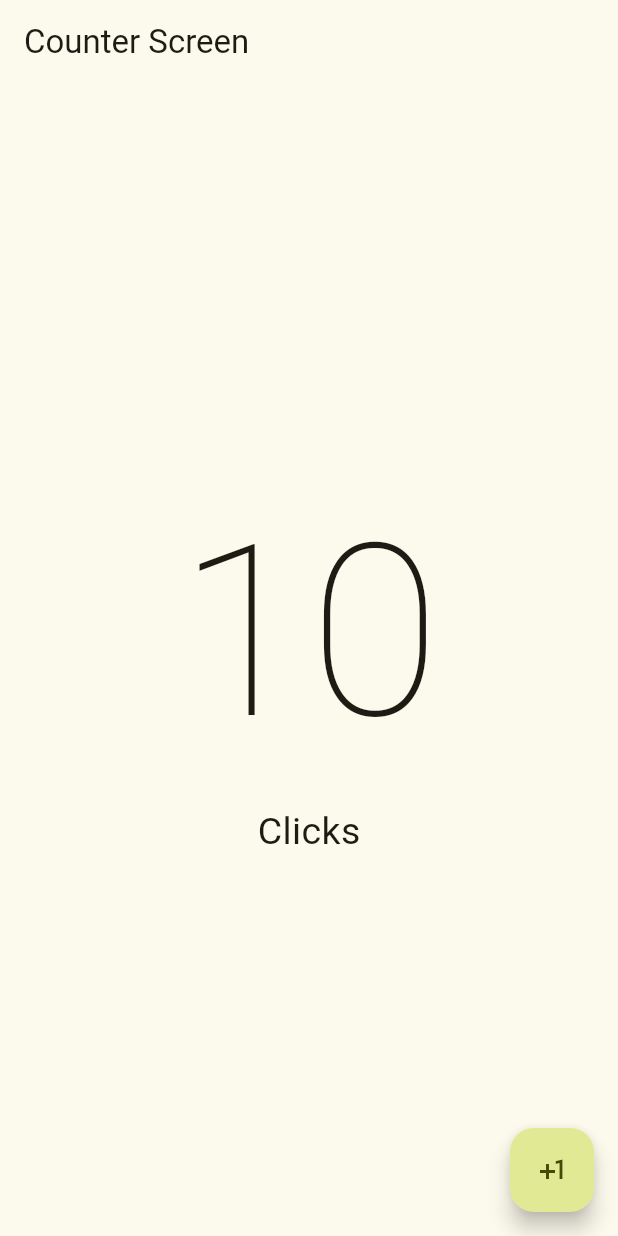
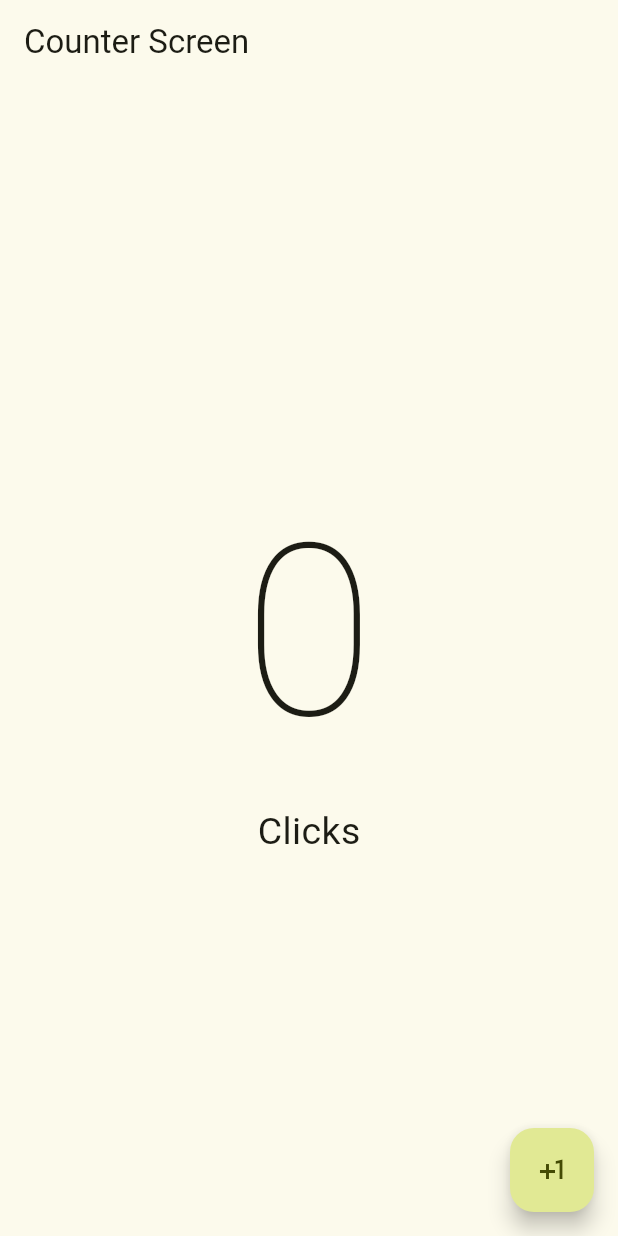
Before and after one commit to dieginin/counter_app, a Flutter app: the screen it shows after launch, on a phone screen of 412 x 824 dp. Run offline on Flutter 3.47's test engine with Material 2 defaults, Android fonts, the phone set to English and light mode, and no system bars.

Commit message:
Counter working

```diff
--- a/lib/src/screens/counter/counter_screen.dart
+++ b/lib/src/screens/counter/counter_screen.dart
@@ -1,7 +1,14 @@
 import 'package:flutter/material.dart';
 
-class CounterScreen extends StatelessWidget {
+class CounterScreen extends StatefulWidget {
   const CounterScreen({super.key});
+
+  @override
+  State<CounterScreen> createState() => _CounterScreenState();
+}
+
+class _CounterScreenState extends State<CounterScreen> {
+  int clickCounter = 0;
 
   @override
   Widget build(BuildContext context) {
@@ -12,20 +19,20 @@ class CounterScreen extends StatelessWidget {
       body: Center(
         child: Column(
           mainAxisAlignment: MainAxisAlignment.center,
-          children: const [
+          children: [
             Text(
-              '10',
-              style: TextStyle(fontSize: 160, fontWeight: FontWeight.w100),
+              '$clickCounter',
+              style: const TextStyle(fontSize: 160, fontWeight: FontWeight.w100),
             ),
             Text(
-              'Clicks',
-              style: TextStyle(fontSize: 25),
+              'Click${clickCounter == 1 ? '' : 's'}',
+              style: const TextStyle(fontSize: 25),
             ),
           ],
         ),
       ),
       floatingActionButton: FloatingActionButton(
-        onPressed: () {},
+        onPressed: () => setState(() => clickCounter++),
         child: const Icon(Icons.plus_one),
       ),
     );
```
